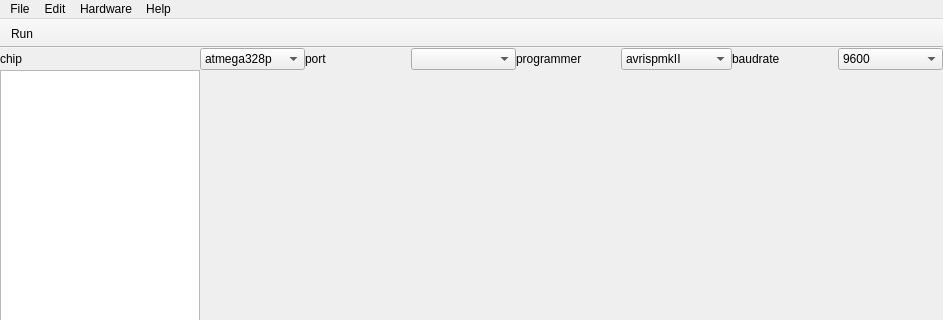
This is mainwindow.ui in shirnschall/H-Bridge as Qt 5 draws it before an edit; both pictures show x 0 to 943 and y 0 to 320 of the 943 by 615 pixel window. The edited form follows.
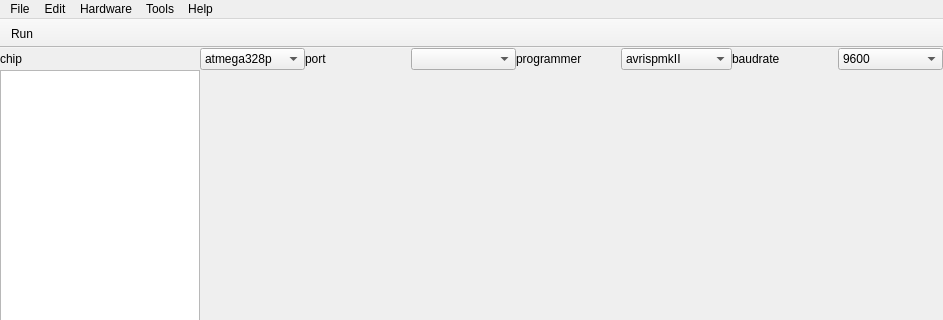
This is the edited form. Icons and pictures are not drawn.

The edit to the form file:
```diff
--- a/mainwindow.ui
+++ b/mainwindow.ui
@@ -583,9 +583,19 @@
     <addaction name="actionProgrammer"/>
     <addaction name="menuBaudrate"/>
    </widget>
+   <widget class="QMenu" name="menuTools">
+    <property name="title">
+     <string>Tools</string>
+    </property>
+    <addaction name="actionSerial_Monitor"/>
+    <addaction name="actionLCD_Designer"/>
+    <addaction name="actionRGB_LED_Color"/>
+    <addaction name="actionValue_Converter"/>
+   </widget>
    <addaction name="menuFile"/>
    <addaction name="menuEdit"/>
    <addaction name="menuHardware"/>
+   <addaction name="menuTools"/>
    <addaction name="menuHelp"/>
   </widget>
   <widget class="QToolBar" name="toolBar">
```
Left out of the diff: 25 changed lines with no effect on the pictures.
